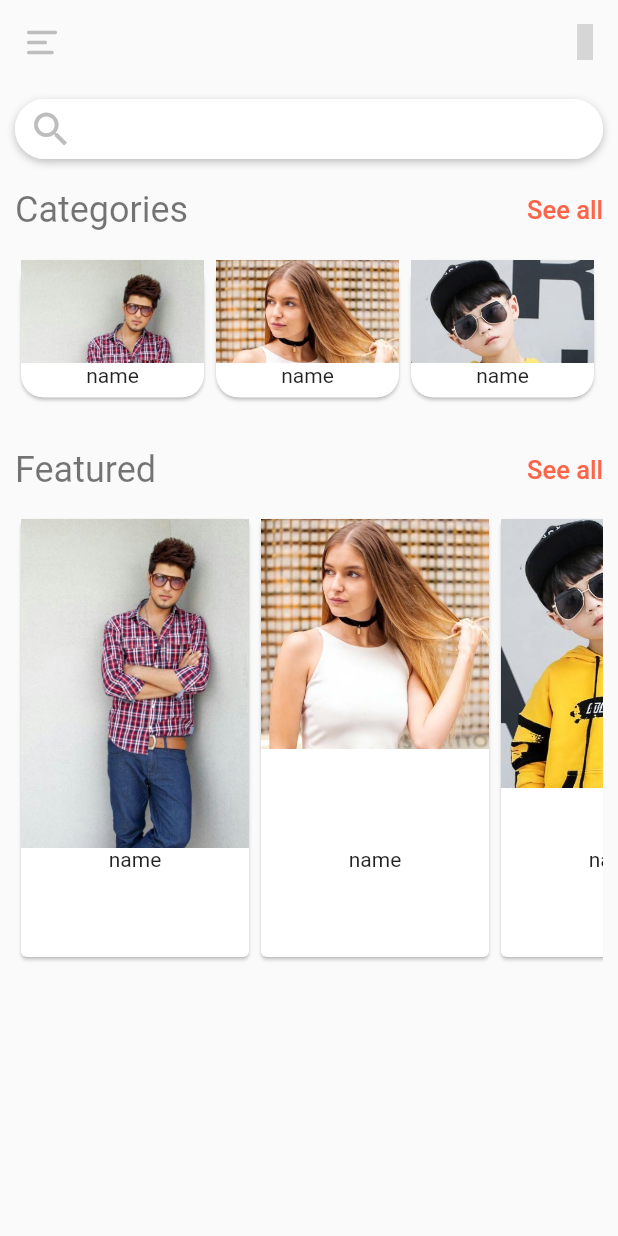
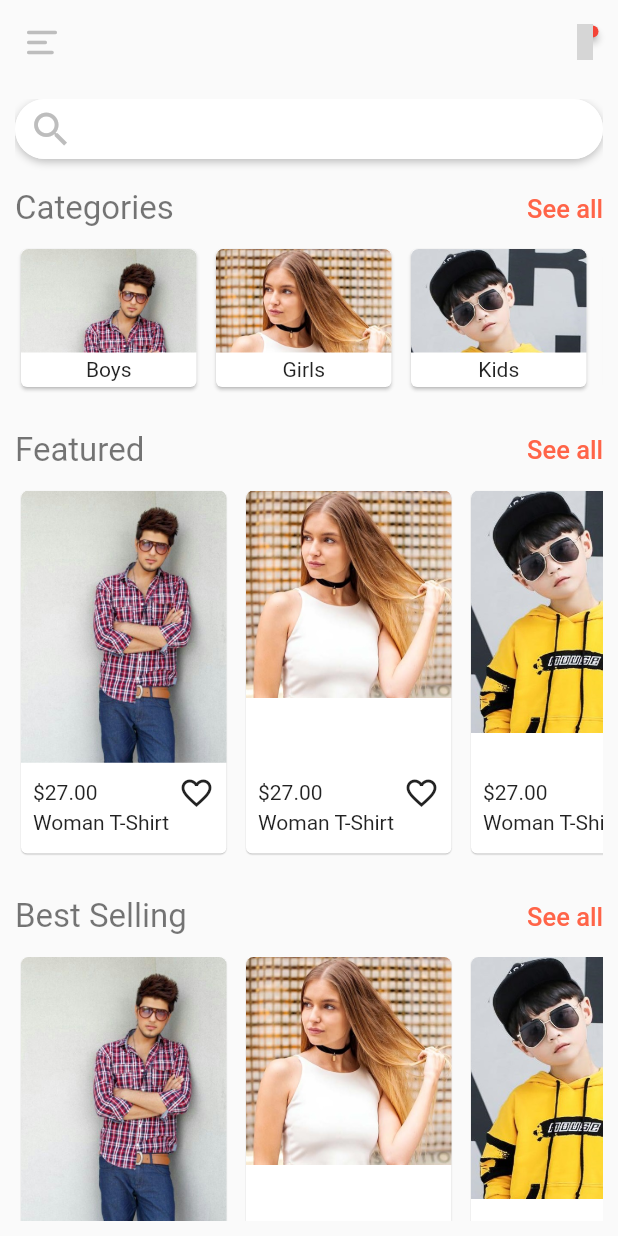
Before and after one commit to sasukeamjed/ecommerce_ui_app, a Flutter app: the screen it shows after launch, on a phone screen of 412 x 824 dp. Run offline on Flutter 3.47's test engine with Material 2 defaults, Android fonts, the phone set to English and light mode, and no system bars; drawn by our look-alikes of badges; our stand-ins replace material_design_icons_flutter; grey boxes are pictures that could not be loaded.

```diff
--- a/lib/main.dart
+++ b/lib/main.dart
@@ -3,6 +3,7 @@ import 'package:flutter/material.dart';
 import 'package:ecommerce_ui_app/my_flutter_app_icons.dart';
 import 'package:material_design_icons_flutter/icon_map.dart';
 import 'package:material_design_icons_flutter/material_design_icons_flutter.dart';
+import 'package:badges/badges.dart';
 
 void main() {
   runApp(MyApp());
@@ -12,6 +13,7 @@ class MyApp extends StatelessWidget {
   @override
   Widget build(BuildContext context) {
     return MaterialApp(
+      debugShowCheckedModeBanner: false,
       title: 'ECommerce UI',
       theme: ThemeData(
         primarySwatch: Colors.grey,
@@ -28,6 +30,7 @@ class MyHomePage extends StatelessWidget {
     'assets/categories/girls.jpg',
     'assets/categories/kids.jpg',
     'assets/categories/man.jpg',
+    'assets/categories/woman.jpg',
   ];
 
   @override
@@ -52,9 +55,13 @@ class MyHomePage extends StatelessWidget {
         actions: [
           Padding(
             padding: EdgeInsets.only(right: 10.0),
+            child: Badge(
+              padding: EdgeInsets.all(4),
+              position: BadgePosition.topEnd(top: 17, end: 3),
               child: Icon(
                 MdiIcons.bellOutline,
                 color: Styles.mainColor,
+              ),
             ),
           ),
         ],
@@ -233,7 +240,7 @@ class MyHomePage extends StatelessWidget {
                   'Categories',
                   style: TextStyle(
                     color: Styles.mainLabelsColors,
-                    fontSize: 24,
+                    fontSize: 22,
                   ),
                 ),
                 Text(
@@ -247,46 +254,38 @@ class MyHomePage extends StatelessWidget {
               ],
             ),
             SizedBox(
-              height: 15,
+              height: 10,
             ),
             SingleChildScrollView(
               scrollDirection: Axis.horizontal,
               child: Row(
-                children: assets
-                    .map(
-                      (asset) => Container(
-                        decoration: BoxDecoration(
-                          borderRadius: BorderRadius.circular(15),
+                children: [
+                  GestureDetector(
+                    child: categoryContainer(imagePath: assets[0], categoryName: 'Boys'),
+                    onTap: (){},
                   ),
-                        height: 100,
-                        width: 130,
-                        child: Card(
-                          shape: RoundedRectangleBorder(borderRadius: BorderRadius.circular(15.0),),
-                          child: Column(
-                            children: [
-                              Expanded(
-                                child: Image.asset(
-                                  asset,
-                                  fit: BoxFit.fitWidth,
-                                  width: double.infinity,
-                                  alignment: Alignment.topCenter,
+                  GestureDetector(
+                    child:categoryContainer(imagePath: assets[1], categoryName: 'Girls'),
+                    onTap: (){},
                   ),
-                                flex: 3,
+                  GestureDetector(
+                    child: categoryContainer(imagePath: assets[2], categoryName: 'Kids'),
+                    onTap: (){},
                   ),
-                              Expanded(
-                                child: Text('name'),
-                                flex: 1,
-                              )
+                  GestureDetector(
+                    child: categoryContainer(imagePath: assets[3], categoryName: 'Men'),
+                    onTap: (){},
+                  ),
+                  GestureDetector(
+                    child: categoryContainer(imagePath: assets[4], categoryName: 'Women'),
+                    onTap: (){},
+                  ),
+
                 ],
               ),
             ),
-                      ),
-                    )
-                    .toList(),
-              ),
-            ),
             SizedBox(
-              height: 30,
+              height: 25,
             ),
             Row(
               mainAxisAlignment: MainAxisAlignment.spaceBetween,
@@ -295,7 +294,7 @@ class MyHomePage extends StatelessWidget {
                   'Featured',
                   style: TextStyle(
                     color: Styles.mainLabelsColors,
-                    fontSize: 24,
+                    fontSize: 22,
                   ),
                 ),
                 Text(
@@ -309,7 +308,7 @@ class MyHomePage extends StatelessWidget {
               ],
             ),
             SizedBox(
-              height: 15,
+              height: 10,
             ),
             SingleChildScrollView(
               scrollDirection: Axis.horizontal,
@@ -317,25 +316,127 @@ class MyHomePage extends StatelessWidget {
                 children: assets
                     .map(
                       (asset) => Container(
-                    height: 300,
-                    width: 160,
+                        height: 250,
+                        width: 150,
+                        child: Padding(
+                          padding: EdgeInsets.only(right: 5.0),
                           child: Card(
+                            elevation: 0.4,
                             child: Column(
                               children: [
                                 Expanded(
+                                  child: ClipRRect(
+                                    borderRadius: BorderRadius.vertical(top: Radius.circular(5)),
                                     child: Image.asset(
                                       asset,
                                       fit: BoxFit.fitWidth,
                                       width: double.infinity,
                                       alignment: Alignment.topCenter,
                                     ),
+                                  ),
                                   flex: 3,
                                 ),
                                 Expanded(
-                            child: Text('name'),
+                                  child: Padding(
+                                    padding: const EdgeInsets.all(8.0),
+                                    child: Column(
+                                      crossAxisAlignment: CrossAxisAlignment.start,
+                                      children: [
+                                        Row(
+                                          mainAxisAlignment: MainAxisAlignment.spaceBetween,
+                                          children: [
+                                            Text("\$27.00"),
+                                            Icon(Icons.favorite_border),
+                                          ],
+                                        ),
+                                        Text("Woman T-Shirt", textAlign: TextAlign.left,),
+                                      ],
+                                    ),
+                                  ),
                                   flex: 1,
                                 )
                               ],
+                            ),
+                          ),
+                        ),
+                      ),
+                    )
+                    .toList(),
+              ),
+            ),
+            SizedBox(
+              height: 25,
+            ),
+            Row(
+              mainAxisAlignment: MainAxisAlignment.spaceBetween,
+              children: [
+                Text(
+                  'Best Selling',
+                  style: TextStyle(
+                    color: Styles.mainLabelsColors,
+                    fontSize: 22,
+                  ),
+                ),
+                Text(
+                  'See all',
+                  style: TextStyle(
+                    color: Styles.seconderLabelsColors,
+                    fontSize: 17,
+                    fontWeight: FontWeight.w500,
+                  ),
+                ),
+              ],
+            ),
+            SizedBox(
+              height: 10,
+            ),
+            SingleChildScrollView(
+              scrollDirection: Axis.horizontal,
+              child: Row(
+                children: assets
+                    .map(
+                      (asset) => Container(
+                    height: 250,
+                    width: 150,
+                    child: Padding(
+                      padding: EdgeInsets.only(right: 5.0),
+                      child: Card(
+                        elevation: 0.4,
+                        child: Column(
+                          children: [
+                            Expanded(
+                              child: ClipRRect(
+                                borderRadius: BorderRadius.vertical(top: Radius.circular(5)),
+                                child: Image.asset(
+                                  asset,
+                                  fit: BoxFit.fitWidth,
+                                  width: double.infinity,
+                                  alignment: Alignment.topCenter,
+                                ),
+                              ),
+                              flex: 3,
+                            ),
+                            Expanded(
+                              child: Padding(
+                                padding: const EdgeInsets.all(8.0),
+                                child: Column(
+                                  crossAxisAlignment: CrossAxisAlignment.start,
+                                  children: [
+                                    Row(
+                                      mainAxisAlignment: MainAxisAlignment.spaceBetween,
+                                      children: [
+                                        Text("\$27.00"),
+                                        Icon(Icons.favorite_border),
+                                      ],
+                                    ),
+                                    Text("Woman T-Shirt", textAlign: TextAlign.left,),
+                                  ],
+                                ),
+                              ),
+                              flex: 1,
+                            )
+                          ],
+                        ),
                       ),
                     ),
                   ),
@@ -348,4 +449,45 @@ class MyHomePage extends StatelessWidget {
       ),
     );
   }
+
+  Widget categoryContainer({String imagePath, String categoryName}){
+    return Container(
+      height: 100,
+      width: 130,
+      child: Padding(
+        padding: EdgeInsets.only(right: 5),
+        child: Card(
+          child: Column(
+            children: [
+              Expanded(
+                child: ClipRRect(
+                  borderRadius: BorderRadius.vertical(
+                      top: Radius.circular(5)),
+                  child: Image.asset(
+                    imagePath,
+                    fit: BoxFit.fitWidth,
+                    width: double.infinity,
+                    alignment: Alignment.topCenter,
+                  ),
+                ),
+                // child: Image.asset(
+                //   asset,
+                //   fit: BoxFit.fitWidth,
+                //   width: double.infinity,
+                //   alignment: Alignment.topCenter,
+                // ),
+                flex: 3,
+              ),
+              Expanded(
+                child: Center(
+                  child: Text(categoryName),
+                ),
+                flex: 1,
+              )
+            ],
+          ),
+        ),
+      ),
+    );
   }
+}
--- a/pubspec.yaml
+++ b/pubspec.yaml
@@ -26,6 +26,7 @@ dependencies:
 
   cupertino_icons: ^0.1.3
   material_design_icons_flutter: ^4.0.5655
+  badges: ^1.1.4
 
 dev_dependencies:
   flutter_test:
```
Also changed, not shown: pubspec.lock. Lines whose indentation alone changed are shown as unchanged.
